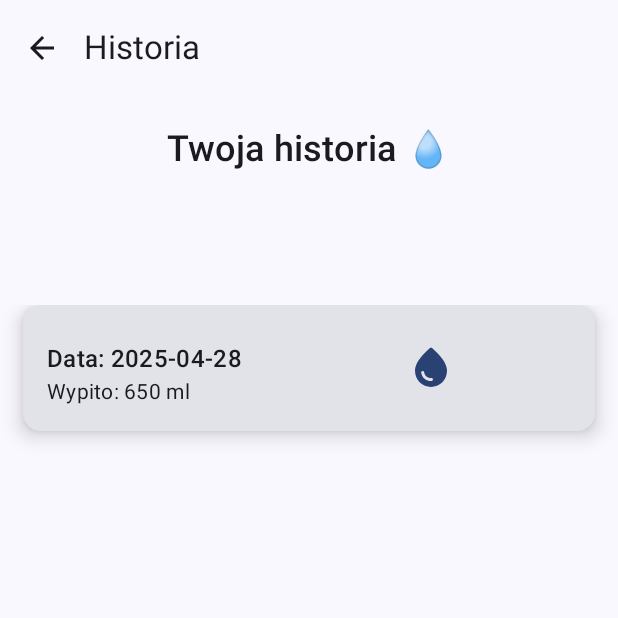
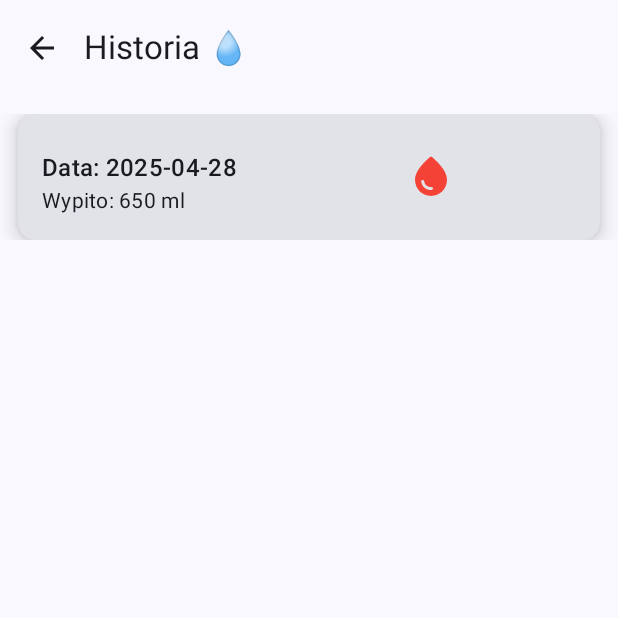
Before and after one commit to antek314/Drink_app, an Android app built with Jetpack Compose: the HistoriaScreen screen opened through its navigation route, on a phone screen of 412 x 824 dp, the top half of it. Run offline under Robolectric (Android 15) with nearby library versions, the light colour scheme and no system bars.

Commit message:
Drobne poprawki

```diff
--- a/app/src/main/java/com/example/drink/MainActivity.kt
+++ b/app/src/main/java/com/example/drink/MainActivity.kt
@@ -449,14 +449,14 @@ onNavigateToUstawienia: () -> Unit
                                 }
                                 val coroutineScope = rememberCoroutineScope()
                                 Button(onClick = {
-                                    pojemnosc1 = selected1
-                                    pojemnosc2 = selected2
                                     coroutineScope.launch {
-                                        Szklanki.zmianaPojemnosc1(context, pojemnosc1)
-                                        Szklanki.zmianaPojemnosc2(context, pojemnosc2)
+                                        pojemnosc1 = selected1
+                                        pojemnosc2 = selected2
+                                        Szklanki.zmianaPojemnosc1(context, selected1)
+                                        Szklanki.zmianaPojemnosc2(context, selected2)
+                                        showDialog = false
                                     }
 
-                                    showDialog = false
                                 }) {
                                     Text("Zapisz")
                                 }
@@ -544,7 +544,7 @@ fun WaterGlass(waterIntake: Int, modifier: Modifier = Modifier, maxWater:Int) {
             )
         }
         Text(
-            text = if (waterIntake > 3500) "Przestań pić" else "$waterIntake ml",
+            text = if (waterIntake > 4000) "Przestań pić" else "$waterIntake ml",
             style = MaterialTheme.typography.bodyLarge.copy(
                 color = if (waterIntake > 3500) Color.Red else textColor,
                 fontWeight = FontWeight.Bold
@@ -612,7 +612,7 @@ fun StatystykiScreen(onBack: () -> Unit) {
             )
 
             Spacer(modifier = Modifier.height(1.dp))
-            val ostatnie = historia.takeLast(7)
+            val ostatnie = historia.takeLast(10)
             if (ostatnie.isEmpty()) {
                 Text("Brak danych do wyświetlenia wykresu.")
             } else {
@@ -738,7 +738,7 @@ fun HistoriaScreen(onBack: () -> Unit) {
     Scaffold(
         topBar = {
             TopAppBar(
-                title = { Text("Historia") },
+                title = { Text("Historia \uD83D\uDCA7") },
                 navigationIcon = {
                     IconButton(onClick = onBack) {
                         Icon(Icons.AutoMirrored.Filled.ArrowBack, contentDescription = "Wróć")
@@ -750,23 +750,23 @@ fun HistoriaScreen(onBack: () -> Unit) {
     ) { padding ->
         Column(
             modifier = Modifier
-                .padding(padding)
-                .fillMaxSize()
-                .padding(3.dp),
-            verticalArrangement = Arrangement.spacedBy(12.dp),
-            horizontalAlignment = Alignment.CenterHorizontally
+                //.padding(padding)
+                //.fillMaxSize()
+                //.padding(3.dp),
+            //verticalArrangement = Arrangement.spacedBy(12.dp),
+            //horizontalAlignment = Alignment.CenterHorizontally
         ) {
-            Spacer(modifier = Modifier.height(4.dp))
-            Text(
-                text = "Twoja historia 💧",
-                style = MaterialTheme.typography.headlineSmall,
-                fontWeight = FontWeight.SemiBold
-            )
+            //Spacer(modifier = Modifier.height(4.dp))
+//            Text(
+//                text = "Twoja historia 💧",
+//                style = MaterialTheme.typography.headlineSmall,
+//                fontWeight = FontWeight.SemiBold
+//            )
             //Spacer(modifier = Modifier.height(3.dp))
             LazyColumn(
                 modifier = Modifier
                     .padding(padding)
-                    .fillMaxSize()
+                    //.fillMaxSize()
                     .padding(12.dp),
                 verticalArrangement = Arrangement.spacedBy(16.dp)
             ) {
@@ -813,10 +813,15 @@ fun HistoriaScreen(onBack: () -> Unit) {
                                         .padding(vertical = 17.dp),
                                     contentAlignment = Alignment.Center
                                 ) {
+                                    val kolorIkony = when {
+                                        entry.intake > 1650 -> Color(0xFF4CAF50)     // Zielony (jasny)
+                                        entry.intake > 1400 -> Color(0xFFFF9800)     // Pomarańczowy
+                                        else -> Color(0xFFF44336)                    // Czerwony
+                                    }
                                     Icon(
                                         imageVector = Icons.Rounded.WaterDrop,
                                         contentDescription = null,
-                                        tint = MaterialTheme.colorScheme.primary,
+                                        tint = kolorIkony,
                                         modifier = Modifier.size(32.dp)
                                     )
                                 }
```
